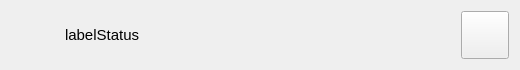
pars-linux/uludag, file kde4/firewall-manager/manager/ui/service.ui: the form before one commit.
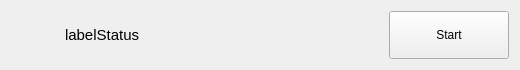
The form after the commit.

Commit message: Start/Stop text for toggle button

```diff
--- a/kde4/firewall-manager/manager/ui/service.ui
+++ b/kde4/firewall-manager/manager/ui/service.ui
@@ -49,18 +49,18 @@
     <widget class="QPushButton" name="pushToggle">
      <property name="minimumSize">
       <size>
-       <width>48</width>
+       <width>0</width>
        <height>48</height>
       </size>
      </property>
      <property name="maximumSize">
       <size>
-       <width>48</width>
+       <width>120</width>
        <height>48</height>
       </size>
      </property>
      <property name="text">
-      <string notr="true"/>
+      <string>Start</string>
      </property>
     </widget>
    </item>
```
Left out of the diff: 6 changed lines with no effect on the pictures. The commit also changes 1 other file.
